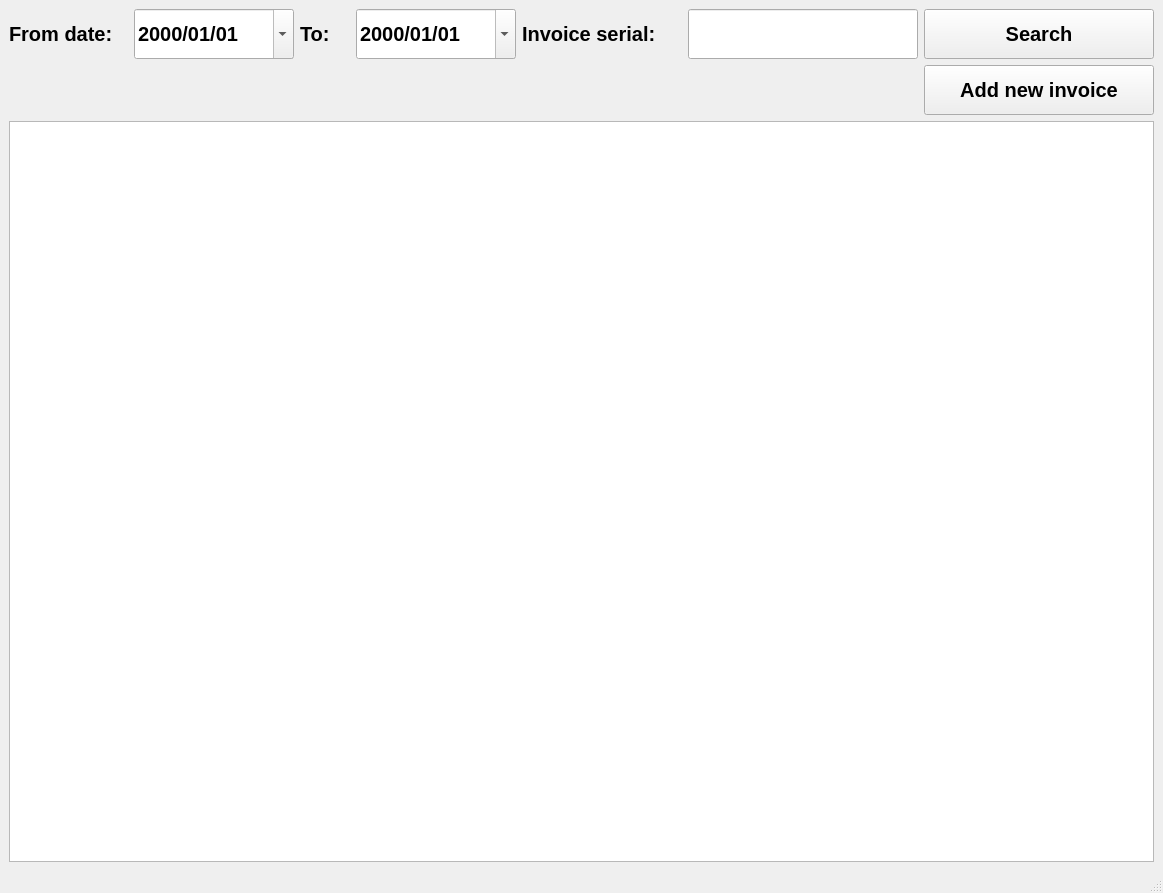
nasserahmed96/invoces_manager, file forms/invoice_manager_GUI.ui: the form before one commit.
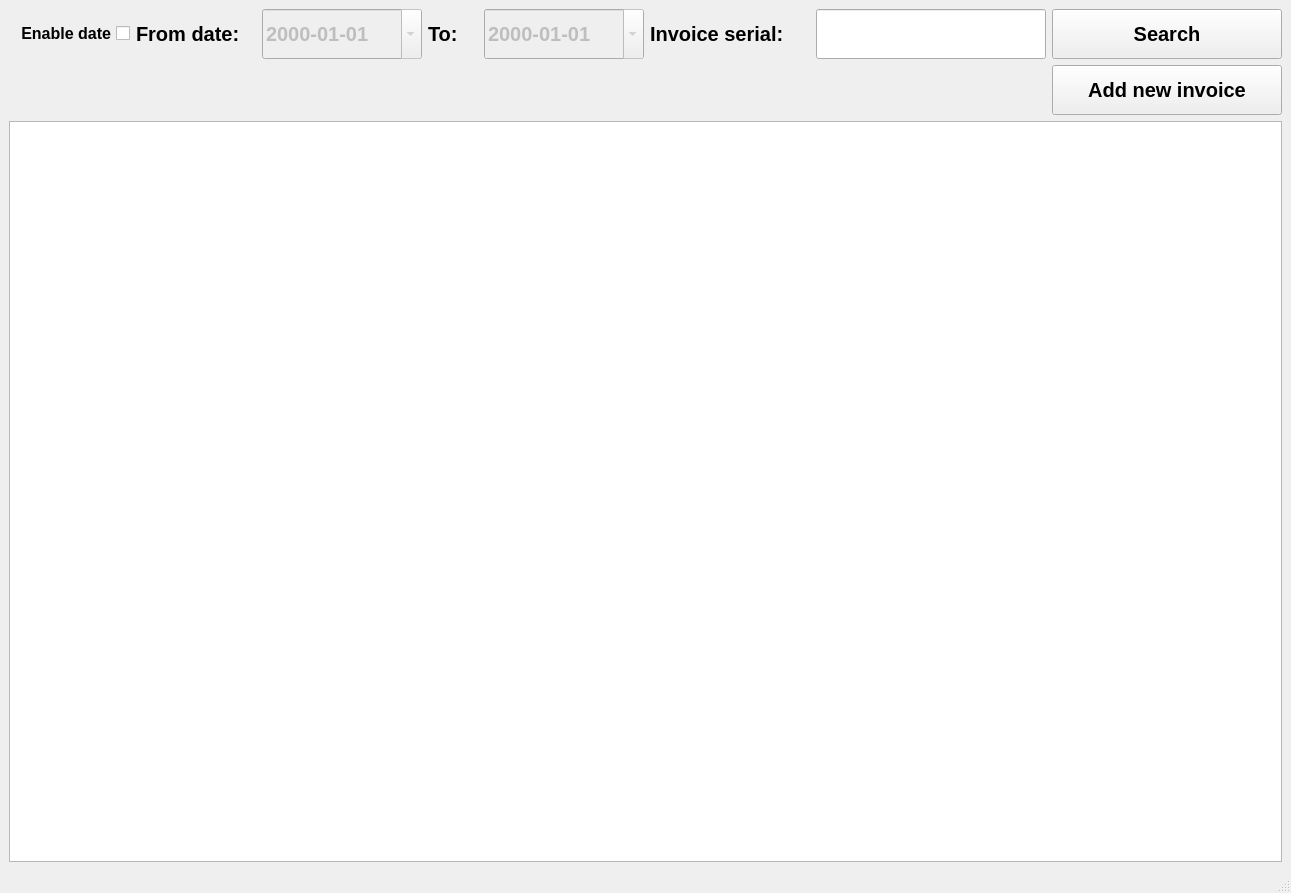
The form after the commit.

Patch:
```diff
--- a/forms/invoice_manager_GUI.ui
+++ b/forms/invoice_manager_GUI.ui
@@ -6,7 +6,7 @@
    <rect>
     <x>0</x>
     <y>0</y>
-    <width>1163</width>
+    <width>1291</width>
     <height>893</height>
    </rect>
   </property>
@@ -16,13 +16,32 @@
   <widget class="QWidget" name="centralwidget">
    <layout class="QVBoxLayout" name="verticalLayout">
     <item>
-     <layout class="QHBoxLayout" name="horizontalLayout" stretch="0,0,0,0,0,0,0">
+     <layout class="QHBoxLayout" name="horizontalLayout" stretch="0,0,0,0,0,0,0,0">
       <property name="spacing">
        <number>6</number>
       </property>
       <property name="sizeConstraint">
        <enum>QLayout::SetNoConstraint</enum>
       </property>
+      <item>
+       <widget class="QCheckBox" name="search_date_chbox">
+        <property name="font">
+         <font>
+          <pointsize>12</pointsize>
+          <bold>true</bold>
+         </font>
+        </property>
+        <property name="layoutDirection">
+         <enum>Qt::RightToLeft</enum>
+        </property>
+        <property name="text">
+         <string>Enable date</string>
+        </property>
+        <property name="tristate">
+         <bool>false</bool>
+        </property>
+       </widget>
+      </item>
       <item>
        <widget class="QLabel" name="form_date_edit">
         <property name="maximumSize">
@@ -44,6 +63,9 @@
       </item>
       <item>
        <widget class="QDateEdit" name="from_date_edit">
+        <property name="enabled">
+         <bool>false</bool>
+        </property>
         <property name="sizePolicy">
          <sizepolicy hsizetype="Preferred" vsizetype="Preferred">
           <horstretch>0</horstretch>
@@ -69,7 +91,7 @@
          </font>
         </property>
         <property name="displayFormat">
-         <string>yyyy/MM/dd</string>
+         <string>yyyy-MM-dd</string>
         </property>
         <property name="calendarPopup">
          <bool>true</bool>
@@ -97,6 +119,9 @@
       </item>
       <item>
        <widget class="QDateEdit" name="to_date_edit">
+        <property name="enabled">
+         <bool>false</bool>
+        </property>
         <property name="sizePolicy">
          <sizepolicy hsizetype="Preferred" vsizetype="Preferred">
           <horstretch>0</horstretch>
@@ -122,7 +147,7 @@
          </font>
         </property>
         <property name="displayFormat">
-         <string>yyyy/MM/dd</string>
+         <string>yyyy-MM-dd</string>
         </property>
         <property name="calendarPopup">
          <bool>true</bool>
@@ -244,7 +269,17 @@
      </widget>
     </item>
     <item>
-     <widget class="QTableView" name="invoices_table_view"/>
+     <widget class="QTableView" name="invoices_table_view">
+      <attribute name="horizontalHeaderMinimumSectionSize">
+       <number>80</number>
+      </attribute>
+      <attribute name="horizontalHeaderDefaultSectionSize">
+       <number>120</number>
+      </attribute>
+      <attribute name="horizontalHeaderStretchLastSection">
+       <bool>true</bool>
+      </attribute>
+     </widget>
     </item>
    </layout>
   </widget>
```
Left out of the diff: 2 changed lines with no effect on the pictures.
